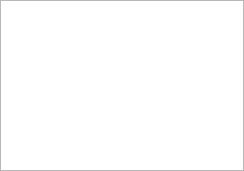
Qt form lyrics/lyricspage.ui (polpo/cantata-mac) before a commit.
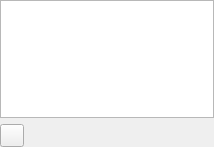
The same form after that commit.

Commit message: Add refresh action.

What changed in the file:
```diff
--- a/lyrics/lyricspage.ui
+++ b/lyrics/lyricspage.ui
@@ -6,8 +6,8 @@
    <rect>
     <x>0</x>
     <y>0</y>
-    <width>244</width>
-    <height>171</height>
+    <width>214</width>
+    <height>147</height>
    </rect>
   </property>
   <property name="windowTitle">
@@ -17,13 +17,29 @@
    <property name="margin">
     <number>0</number>
    </property>
-   <item row="0" column="0">
+   <item row="0" column="0" colspan="2">
     <widget class="QTextBrowser" name="text">
      <property name="openLinks">
       <bool>false</bool>
      </property>
     </widget>
    </item>
+   <item row="1" column="0">
+    <widget class="QToolButton" name="refresh"/>
+   </item>
+   <item row="1" column="1">
+    <spacer name="horizontalSpacer">
+     <property name="orientation">
+      <enum>Qt::Horizontal</enum>
+     </property>
+     <property name="sizeHint" stdset="0">
+      <size>
+       <width>181</width>
+       <height>20</height>
+      </size>
+     </property>
+    </spacer>
+   </item>
   </layout>
  </widget>
  <resources/>
```
The commit also changes 2 other files.
